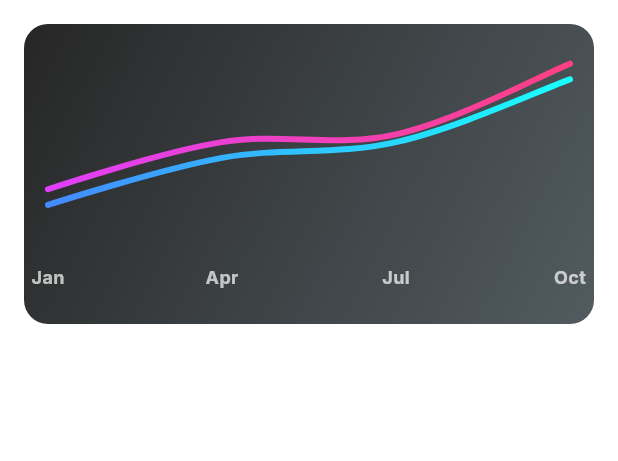
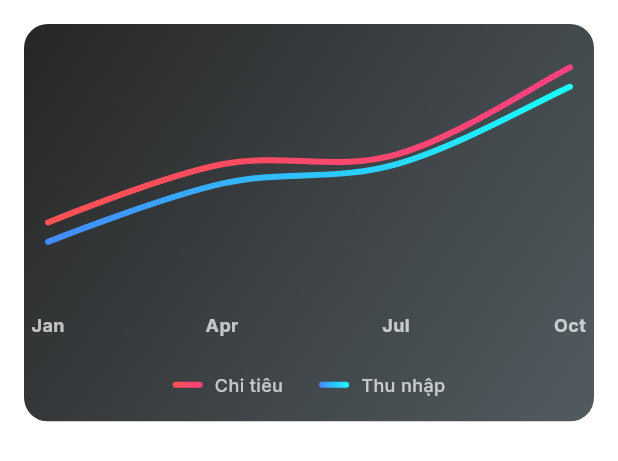
Before and after one commit to DucDuy2104/money-mate-fe, a Flutter app: the IncomeExpenseChart widget shown alone on an empty page, opened directly, on a phone screen of 412 x 824 dp. Shown: the top 461 px of the screen. Run offline on Flutter 3.47's test engine with Material 3 defaults, Android fonts, the phone set to English and light mode, and no system bars; drawn by our look-alikes of fl_chart; our stand-ins replace eva_icons_flutter, flutter_bloc, flutter_screenutil, freezed_annotation, go_router, google_fonts; network calls fail; key blocks and very long unbroken strings in the code were emptied for the run.

Commit message:
adjust: adjust expense line chart ui

```diff
--- a/lib/presentation/pages/home/widgets/expense_chart.dart
+++ b/lib/presentation/pages/home/widgets/expense_chart.dart
@@ -12,7 +12,6 @@ class IncomeExpenseChart extends StatelessWidget {
         borderRadius: BorderRadius.circular(16),
         child: Container(
           width: double.infinity,
-          height: 200,
           decoration: BoxDecoration(
             gradient: LinearGradient(
               colors: [
@@ -24,6 +23,11 @@ class IncomeExpenseChart extends StatelessWidget {
             ),
           ),
           padding: const EdgeInsets.all(16),
+          child: Column(
+            mainAxisSize: MainAxisSize.min,
+            children: [
+              SizedBox(
+                height: 200,
                 child: LineChart(
                   LineChartData(
                     titlesData: FlTitlesData(
@@ -77,7 +81,7 @@ class IncomeExpenseChart extends StatelessWidget {
                         ],
                         isCurved: true,
                         gradient: const LinearGradient(
-                    colors: [Colors.purpleAccent, Colors.pinkAccent],
+                          colors: [Colors.redAccent, Colors.pinkAccent],
                         ),
                         barWidth: 4,
                         isStrokeCapRound: true,
@@ -104,7 +108,53 @@ class IncomeExpenseChart extends StatelessWidget {
                   ),
                 ),
               ),
+              const SizedBox(height: 16),
+              Row(
+                mainAxisAlignment: MainAxisAlignment.center,
+                children: [
+                  _buildLegendItem(
+                    const LinearGradient(
+                      colors: [Colors.redAccent, Colors.pinkAccent],
+                    ),
+                    "Chi tiêu",
+                  ),
+                  const SizedBox(width: 24),
+                  _buildLegendItem(
+                    const LinearGradient(
+                      colors: [Colors.blueAccent, Colors.cyanAccent],
+                    ),
+                    "Thu nhập",
+                  ),
+                ],
+              ),
+            ],
+          ),
+        ),
       ),
     );
   }
+
+  Widget _buildLegendItem(Gradient gradient, String label) {
+    return Row(
+      children: [
+        Container(
+          width: 20,
+          height: 4,
+          decoration: BoxDecoration(
+            gradient: gradient,
+            borderRadius: BorderRadius.circular(2),
+          ),
+        ),
+        const SizedBox(width: 8),
+        Text(
+          label,
+          style: const TextStyle(
+            color: Colors.white70,
+            fontSize: 12,
+            fontWeight: FontWeight.w500,
+          ),
+        ),
+      ],
+    );
   }
+}
```
Lines whose indentation alone changed are shown as unchanged.
